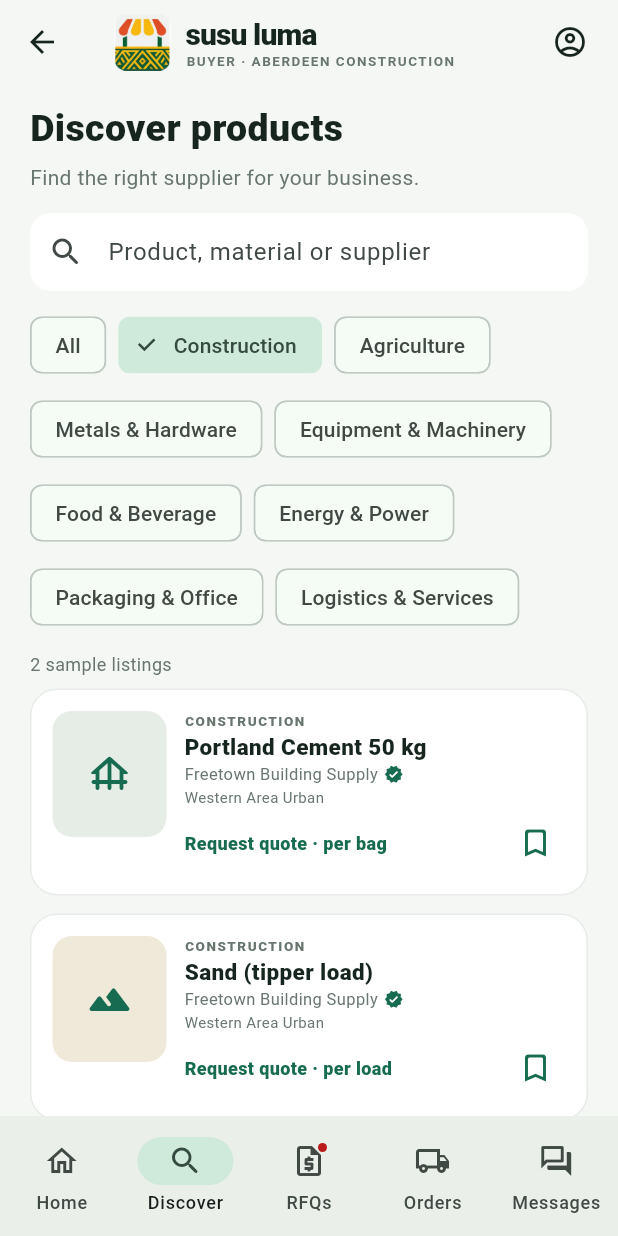
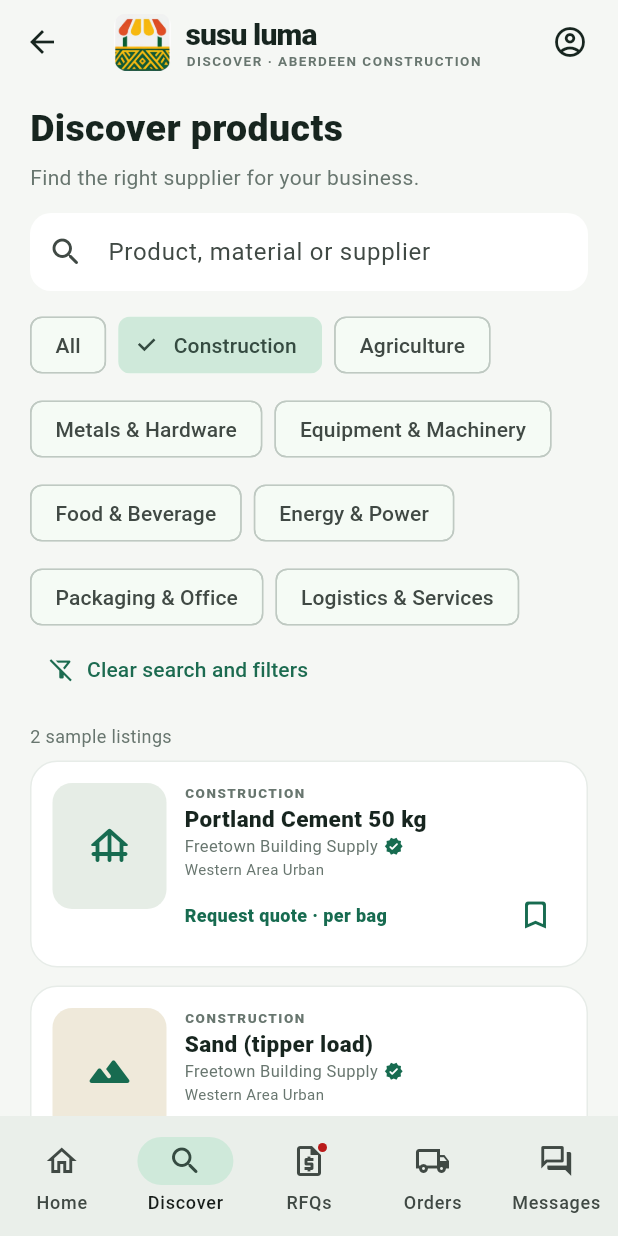
Before and after one commit to 23Market/Susu-Luma, a Flutter app: the BuyerShell screen opened directly, after a tap on "Find products", after a tap on "Construction", on a phone screen of 412 x 824 dp. Run offline on Flutter 3.47's test engine with Material 3 defaults, Android fonts, the phone set to English and light mode, and no system bars; our stand-ins replace supabase_flutter; accounts and stored records are empty.

Commit message:
feat: improve mobile discovery navigation and search recovery

```diff
--- a/lib/screens/buyer.dart
+++ b/lib/screens/buyer.dart
@@ -25,6 +25,19 @@ class BuyerShell extends StatefulWidget {
 class _BuyerShellState extends State<BuyerShell> {
   int _tab = 0;
   String _query = '', _category = 'All';
+  final _search = TextEditingController();
+
+  @override
+  void dispose() {
+    _search.dispose();
+    super.dispose();
+  }
+
+  void _resetSearch() => setState(() {
+        _search.clear();
+        _query = '';
+        _category = 'All';
+      });
 
   void _go(int tab, {String? category}) => setState(() {
         _tab = tab;
@@ -37,6 +50,8 @@ class _BuyerShellState extends State<BuyerShell> {
     final pages = <Widget>[
       _Home(onTab: _go),
       _Discover(
+          controller: _search,
+          onReset: _resetSearch,
           query: _query,
           category: _category,
           onQuery: (v) => setState(() => _query = v),
@@ -46,8 +61,13 @@ class _BuyerShellState extends State<BuyerShell> {
       const MessagesTab(),
     ];
     return Scaffold(
-      appBar: _appBar(context, 'Buyer · ${store.myBusiness.name}'),
-      body: SafeArea(child: IndexedStack(index: _tab, children: pages)),
+      appBar: _appBar(context,
+          '${const ['Home', 'Discover', 'RFQs', 'Orders', 'Messages'][_tab]} · ${store.myBusiness.name}'),
+      body: SafeArea(
+          child: Center(
+              child: ConstrainedBox(
+                  constraints: const BoxConstraints(maxWidth: 960),
+                  child: IndexedStack(index: _tab, children: pages)))),
       bottomNavigationBar: NavigationBar(
           selectedIndex: _tab,
           onDestinationSelected: _go,
@@ -170,7 +190,7 @@ class _Home extends StatelessWidget {
                   fontWeight: FontWeight.w800, fontSize: 18, color: ink)),
           const SizedBox(height: 10),
           SizedBox(
-              height: 92,
+              height: 116,
               child: ListView(scrollDirection: Axis.horizontal, children: [
                 for (final c in categories.skip(1))
                   _Cat(c, onTap: () => onTab(1, category: c)),
@@ -205,7 +225,7 @@ class _Cat extends StatelessWidget {
             onTap: onTap,
             borderRadius: BorderRadius.circular(16),
             child: Container(
-                width: 108,
+                width: 144,
                 padding: const EdgeInsets.all(12),
                 decoration: BoxDecoration(
                     color: Colors.white,
@@ -224,7 +244,7 @@ class _Cat extends StatelessWidget {
                           child: const Icon(Icons.category_outlined,
                               color: green, size: 19)),
                       Text(title,
-                          maxLines: 1,
+                          maxLines: 2,
                           overflow: TextOverflow.ellipsis,
                           style: const TextStyle(
                               fontSize: 12, fontWeight: FontWeight.w700)),
@@ -234,10 +254,14 @@ class _Cat extends StatelessWidget {
 
 class _Discover extends StatelessWidget {
   const _Discover(
-      {required this.query,
+      {required this.controller,
+      required this.onReset,
+      required this.query,
       required this.category,
       required this.onQuery,
       required this.onCategory});
+  final TextEditingController controller;
+  final VoidCallback onReset;
   final String query, category;
   final ValueChanged<String> onQuery, onCategory;
   @override
@@ -250,6 +274,9 @@ class _Discover extends StatelessWidget {
           const PageTitle('Discover products',
               'Find the right supplier for your business.'),
           TextField(
+              controller: controller,
+              textInputAction: TextInputAction.search,
+              onSubmitted: (_) => FocusScope.of(context).unfocus(),
               decoration: const InputDecoration(
                   prefixIcon: Icon(Icons.search_rounded),
                   hintText: 'Product, material or supplier'),
@@ -262,16 +289,24 @@ class _Discover extends StatelessWidget {
                   selected: category == c,
                   onSelected: (_) => onCategory(c))
           ]),
+          if (query.isNotEmpty || category != 'All')
+            Align(
+                alignment: Alignment.centerLeft,
+                child: TextButton.icon(
+                    onPressed: onReset,
+                    icon: const Icon(Icons.filter_alt_off_outlined),
+                    label: const Text('Clear search and filters'))),
           const SizedBox(height: 12),
           Text(
-              '${results.length} sample listing${results.length == 1 ? '' : 's'}',
+              '${results.length} ${store.isLive ? '' : 'sample '}listing${results.length == 1 ? '' : 's'}',
               style: const TextStyle(color: muted, fontSize: 12)),
           const SizedBox(height: 8),
           if (results.isEmpty)
-            const Padding(
-                padding: EdgeInsets.all(28),
-                child: Text(
-                    'No sample listings match. Try another search or category.')),
+            EmptyState(
+                icon: Icons.search_off_rounded,
+                text: 'No listings match your search and category.',
+                actionLabel: 'Show all products',
+                onAction: onReset),
           for (final p in results) ProductCard(p),
         ]);
   }
```
